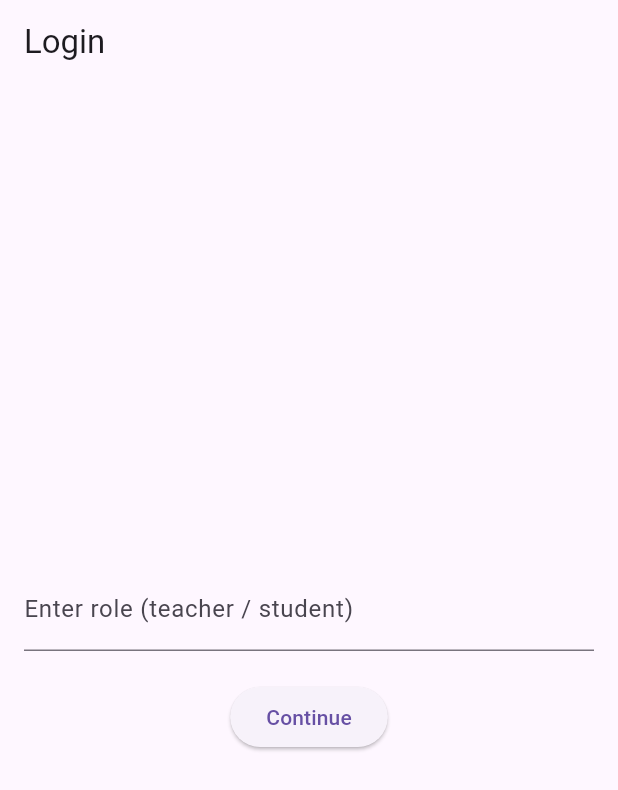
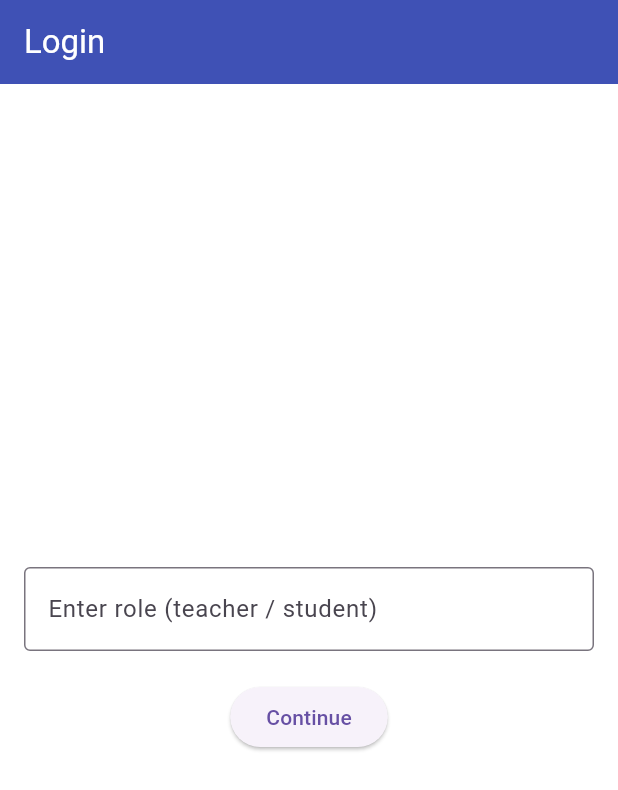
Before and after one commit to Hrishikesh2512/bluetooth-attendance-app, a Flutter app: the screen it shows after launch, on a phone screen of 412 x 824 dp. Shown: the top 790 px of the screen. Run offline on Flutter 3.47's test engine with Material 3 defaults, Android fonts, the light colour scheme and no system bars; our stand-ins replace flutter_riverpod.

Commit message:
Update app_theme.dart

```diff
--- a/lib/core/theme/app_theme.dart
+++ b/lib/core/theme/app_theme.dart
@@ -1,34 +1,15 @@
 import 'package:flutter/material.dart';
-import 'package:flutter_riverpod/flutter_riverpod.dart';
 
-import 'app_theme.dart';
-import 'features/auth/screens/login_screen.dart';
-import 'teacher/screens/teacher_dashboard.dart';
-import 'student/screens/student_dashboard.dart';
-
-void main() {
-  runApp(
-    const ProviderScope(
-      child: MyApp(),
+class AppTheme {
+  static final lightTheme = ThemeData(
+    primarySwatch: Colors.indigo,
+    scaffoldBackgroundColor: Colors.white,
+    appBarTheme: const AppBarTheme(
+      backgroundColor: Colors.indigo,
+      foregroundColor: Colors.white,
+    ),
+    inputDecorationTheme: const InputDecorationTheme(
+      border: OutlineInputBorder(),
     ),
   );
 }
-
-class MyApp extends StatelessWidget {
-  const MyApp({super.key});
-
-  @override
-  Widget build(BuildContext context) {
-    return MaterialApp(
-      title: 'Bluetooth Attendance',
-      debugShowCheckedModeBanner: false,
-      theme: AppTheme.lightTheme, // your app_theme.dart
-      initialRoute: '/login',
-      routes: {
-        '/login': (context) => const LoginScreen(),
-        '/teacher': (context) => const TeacherDashboard(),
-        '/student': (context) => const StudentDashboard(),
-      },
-    );
-  }
-}
```
